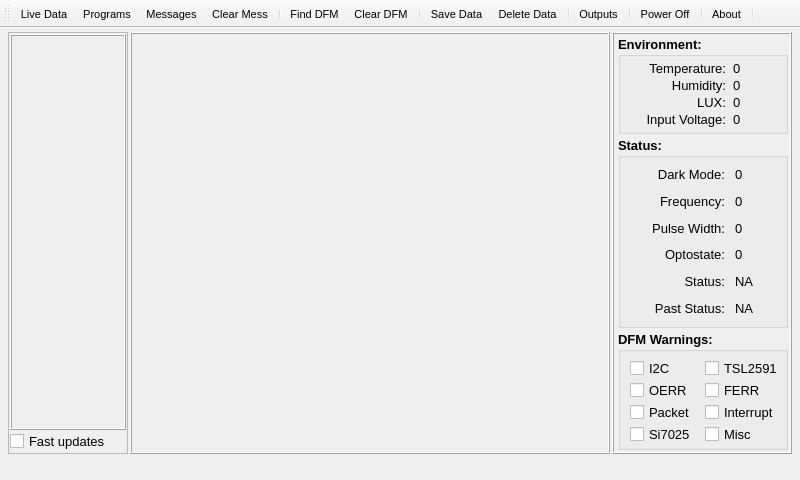
First picture: the form in Mainwindow.ui, repository spletcher1/PyMCU, before the edit.
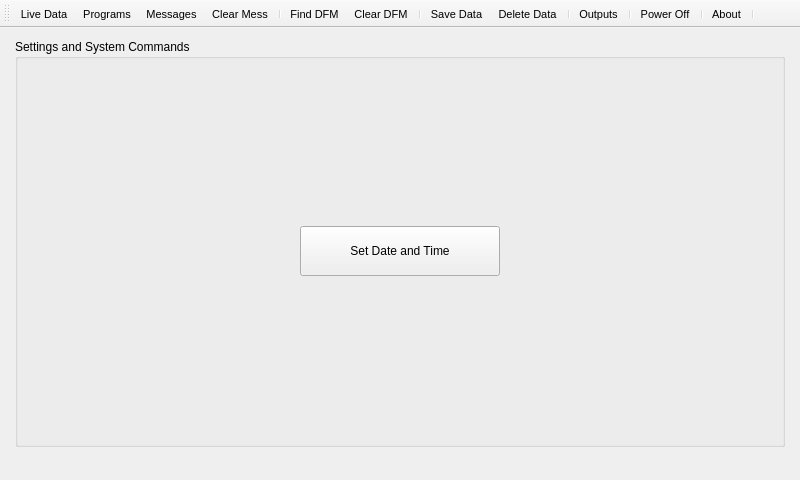
Second picture: the form after the edit. Icons and pictures are not drawn.

Commit message: Updated Window for Time set

```diff
--- a/Mainwindow.ui
+++ b/Mainwindow.ui
@@ -51,7 +51,7 @@
        </size>
       </property>
       <property name="currentIndex">
-       <number>1</number>
+       <number>4</number>
       </property>
       <widget class="QWidget" name="ProgramPage">
        <property name="toolTipDuration">
@@ -1642,6 +1642,44 @@
         </item>
        </layout>
       </widget>
+      <widget class="QWidget" name="SettingsPage">
+       <layout class="QGridLayout" name="gridLayout_3">
+        <item row="0" column="0">
+         <widget class="QGroupBox" name="groupBox">
+          <property name="title">
+           <string>Settings and System Commands</string>
+          </property>
+          <layout class="QGridLayout" name="gridLayout_4">
+           <item row="0" column="0">
+            <widget class="QPushButton" name="SetDateAndTimeButton">
+             <property name="sizePolicy">
+              <sizepolicy hsizetype="Fixed" vsizetype="Fixed">
+               <horstretch>0</horstretch>
+               <verstretch>0</verstretch>
+              </sizepolicy>
+             </property>
+             <property name="minimumSize">
+              <size>
+               <width>200</width>
+               <height>50</height>
+              </size>
+             </property>
+             <property name="maximumSize">
+              <size>
+               <width>200</width>
+               <height>50</height>
+              </size>
+             </property>
+             <property name="text">
+              <string>Set Date and Time</string>
+             </property>
+            </widget>
+           </item>
+          </layout>
+         </widget>
+        </item>
+       </layout>
+      </widget>
      </widget>
     </item>
    </layout>
```
Left out of the diff: 8 changed lines with no effect on the pictures.
